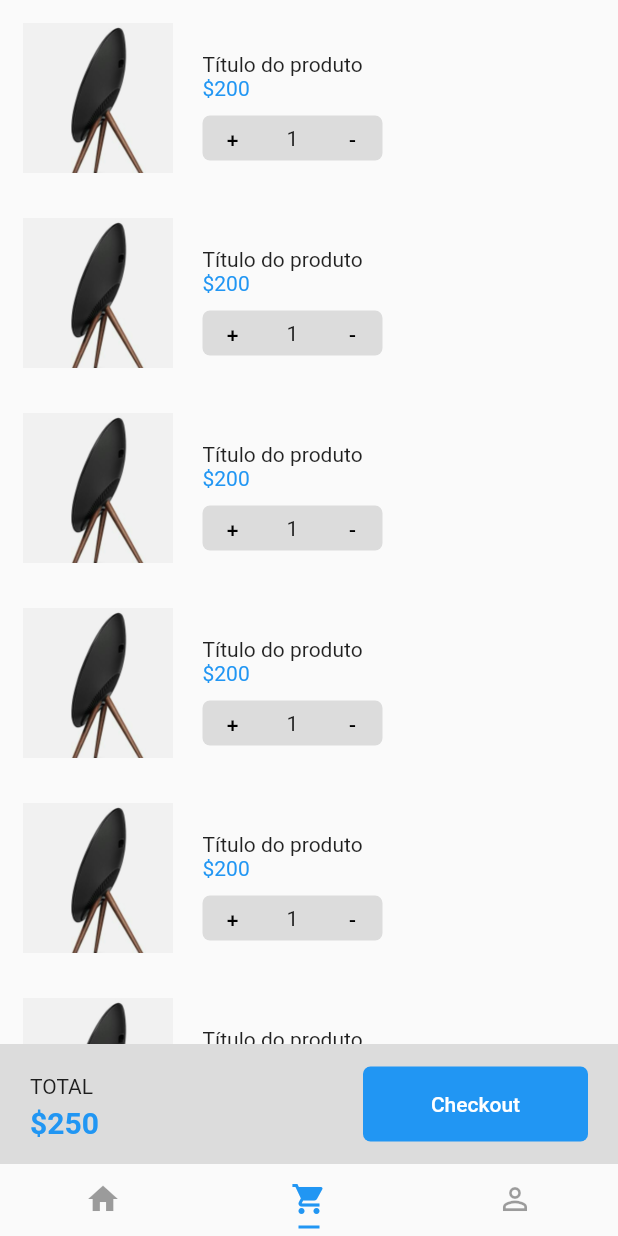
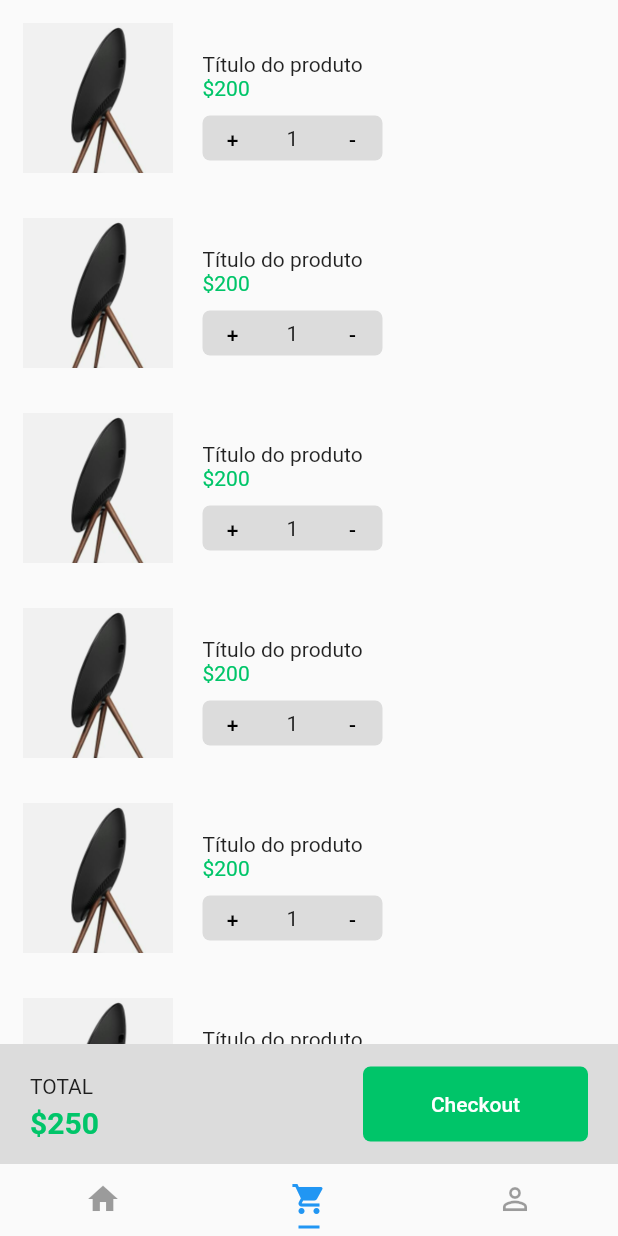
Before and after one commit to FelipeDias28/flutter-layout, a Flutter app: the screen it shows after launch, item 2 of the bottom bar chosen, on a phone screen of 412 x 824 dp. Run offline on Flutter 3.47's test engine with Material 2 defaults, Android fonts, the phone set to English and light mode, and no system bars.

Commit message:
aplicando temas na tela de Card

```diff
--- a/lib/main.dart
+++ b/lib/main.dart
@@ -1,5 +1,6 @@
 import 'package:flutter/material.dart';
 import 'package:shopping/pages/tabs.page.dart';
+import 'package:shopping/themes/light.theme.dart';
 
 void main() {
   runApp(const MyApp());
@@ -13,9 +14,7 @@ class MyApp extends StatelessWidget {
     return MaterialApp(
       debugShowCheckedModeBanner: false,
       title: 'Flutter Demo',
-      theme: ThemeData(
-        primarySwatch: Colors.blue,
-      ),
+      theme: lightTheme(),
       home: const DefaultTabController(
         // Utilizado para trabalhar com tabs
         length: 3, // Quantidade de tabs
@@ -24,18 +23,3 @@ class MyApp extends StatelessWidget {
     );
   }
 }
-
-// class HomePage extends StatelessWidget {
-//   const HomePage({super.key});
-
-//   @override
-//   Widget build(BuildContext context) {
-//     return const Scaffold(
-//       body: DefaultTabController(
-//         // Utilizado para trabalhar com tabs
-//         length: 3, // Quantidade de tabs
-//         child: TabsPage(), // qual página deve chamar
-//       ),
-//     );
-//   }
-// }
--- a/lib/pages/cart.page.dart
+++ b/lib/pages/cart.page.dart
@@ -12,7 +12,7 @@ class CartPage extends StatelessWidget {
           Expanded(
             // Ocupa todo o espaço disponível da tela
             child: Container(
-              child: productList(),
+              child: productList(context),
             ),
           ),
           Container(
@@ -28,15 +28,15 @@ class CartPage extends StatelessWidget {
                   ),
                   child: Column(
                     crossAxisAlignment: CrossAxisAlignment.start,
-                    children: const [
-                      Text("TOTAL"),
-                      SizedBox(
+                    children: [
+                      const Text("TOTAL"),
+                      const SizedBox(
                         height: 5,
                       ),
                       Text(
                         "\$250",
                         style: TextStyle(
-                          color: Colors.blue,
+                          color: Theme.of(context).primaryColor,
                           fontSize: 20,
                           fontWeight: FontWeight.bold,
                         ),
@@ -50,17 +50,17 @@ class CartPage extends StatelessWidget {
                   margin: const EdgeInsets.only(
                     right: 20,
                   ),
-                  decoration: const BoxDecoration(
-                    color: Colors.blue,
-                    borderRadius: BorderRadius.all(
+                  decoration: BoxDecoration(
+                    color: Theme.of(context).primaryColor,
+                    borderRadius: const BorderRadius.all(
                       Radius.circular(5),
                     ),
                   ),
                   child: TextButton(
-                    child: const Text(
+                    child: Text(
                       "Checkout",
                       style: TextStyle(
-                        color: Colors.white,
+                        color: Theme.of(context).accentColor,
                       ),
                     ),
                     onPressed: () {},
@@ -75,20 +75,20 @@ class CartPage extends StatelessWidget {
   }
 }
 
-Widget productList() {
+Widget productList(BuildContext context) {
   return ListView(
     children: [
-      productItem(),
-      productItem(),
-      productItem(),
-      productItem(),
-      productItem(),
-      productItem(),
+      productItem(context),
+      productItem(context),
+      productItem(context),
+      productItem(context),
+      productItem(context),
+      productItem(context),
     ],
   );
 }
 
-Widget productItem() {
+Widget productItem(BuildContext context) {
   return Container(
     height: 120,
     margin: const EdgeInsets.all(5),
@@ -112,10 +112,10 @@ Widget productItem() {
             crossAxisAlignment: CrossAxisAlignment.start,
             children: [
               const Text("Título do produto"),
-              const Text(
+              Text(
                 "\$200",
                 style: TextStyle(
-                  color: Colors.blue,
+                  color: Theme.of(context).primaryColor,
                 ),
               ),
               const SizedBox(
--- /dev/null
+++ b/lib/themes/light.theme.dart
@@ -0,0 +1,15 @@
+import 'package:flutter/material.dart';
+
+const brightness = Brightness.light; // as cores iram tender para o branco
+const primaryColor = Color(0xFF00C569);
+const lightColor = Color(0xFFFFFFFF);
+const backgroundColor = Color(0xFFF5F5F5);
+
+ThemeData lightTheme() {
+  return ThemeData(
+    // primarySwatch: primaryColor,
+    brightness: brightness,
+    primaryColor: primaryColor,
+    accentColor: Colors.white,
+  );
+}
```
